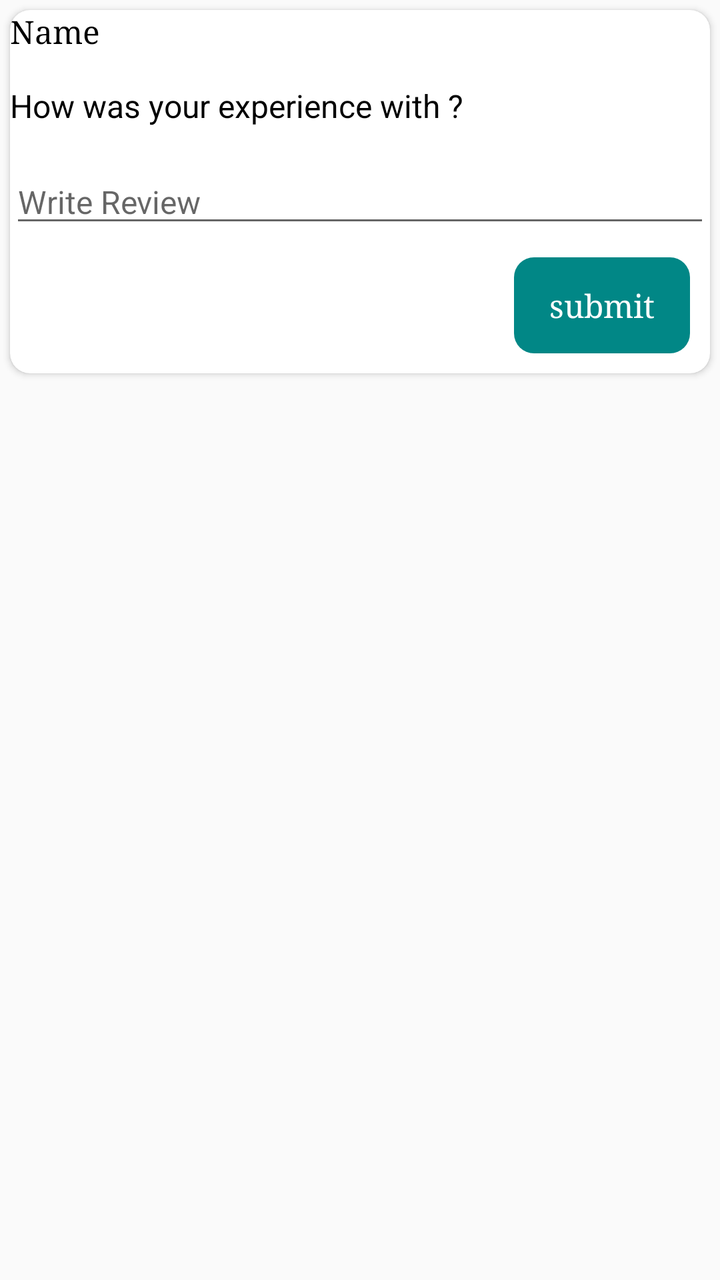
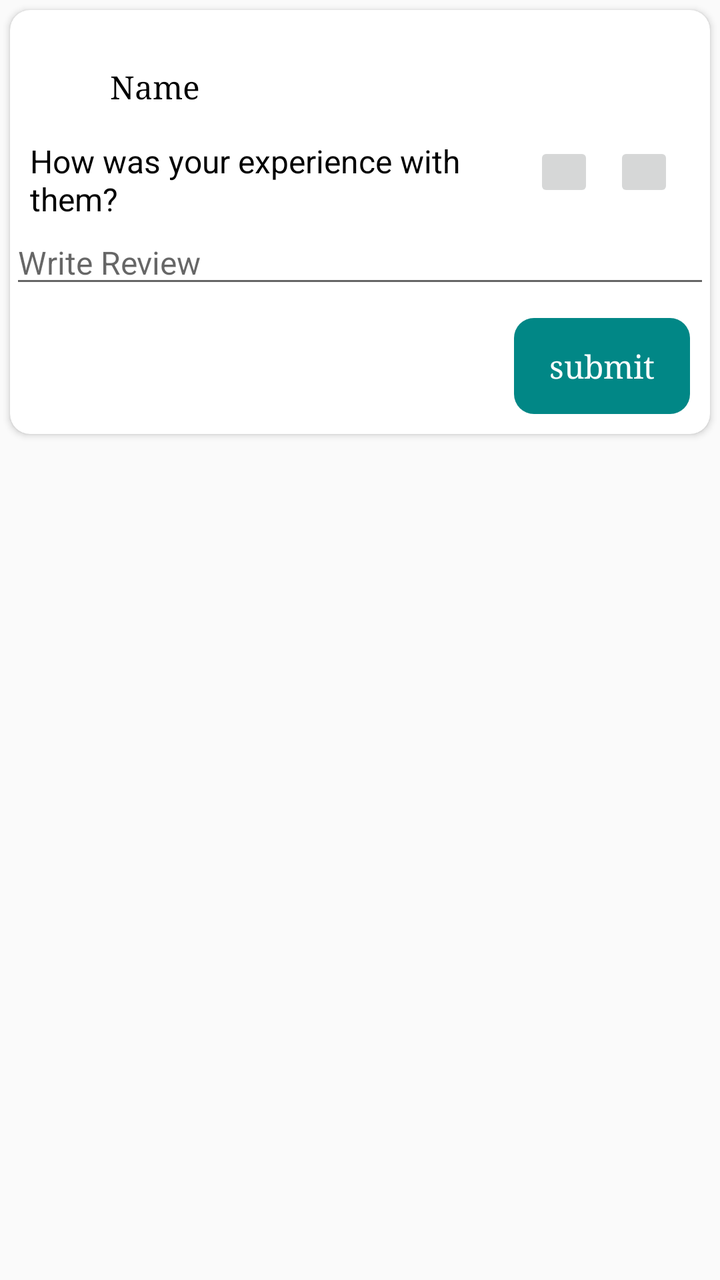

Two renders of the same Android screen: before a commit and after it. Below are the layout's source before the change and the commit's diff.
<!-- AndroidManifest.xml: application theme Theme.LawAdvat -->
<!-- res/layout/activity_review.xml -->
<?xml version="1.0" encoding="utf-8"?>
<androidx.appcompat.widget.LinearLayoutCompat xmlns:android="http://schemas.android.com/apk/res/android"
    xmlns:app="http://schemas.android.com/apk/res-auto"
    xmlns:tools="http://schemas.android.com/tools"
    android:layout_width="match_parent"
    android:layout_height="match_parent"
    tools:context=".ui.review.ReviewActivity">
    <androidx.cardview.widget.CardView
        android:layout_width="match_parent"
        android:layout_height="wrap_content"
        app:cardCornerRadius="10dp"
        android:padding="10dp"
        android:layout_margin="05dp">
    <LinearLayout
        android:layout_width="match_parent"
        android:layout_height="wrap_content"
        android:orientation="vertical">
    <androidx.constraintlayout.widget.ConstraintLayout
        android:layout_width="match_parent"
        android:layout_height="wrap_content">

        <ImageView
            android:id="@+id/review_profile"
            android:layout_width="40dp"
            android:layout_height="40dp"
            android:layout_margin="10dp"
            app:layout_constraintStart_toStartOf="parent"
            app:layout_constraintTop_toTopOf="parent"
            app:srcCompat="@drawable/baseline_account_circle_24" />
    <TextView
        android:id="@+id/name"
        android:textColor="@color/black"
        android:layout_width="wrap_content"
        android:layout_height="wrap_content"
        android:layout_marginStart="8dp"
        android:text="Name"
        android:fontFamily="serif"
        app:layout_constraintBottom_toBottomOf="@+id/profile"
        app:layout_constraintStart_toEndOf="@+id/profile"
        app:layout_constraintTop_toTopOf="@+id/profile" />

        <TextView
            android:id="@+id/textView"
            android:layout_width="wrap_content"
            android:layout_height="wrap_content"
            android:layout_marginTop="16dp"
            android:text="How was your experience with ? "
            android:textColor="@color/black"
            app:layout_constraintStart_toStartOf="@+id/profile"
            app:layout_constraintTop_toBottomOf="@+id/name" />

        <LinearLayout
            android:layout_width="wrap_content"
            android:layout_height="wrap_content"
            android:layout_gravity="end"
            android:layout_marginEnd="8dp"
            android:layout_marginBottom="8dp"
            android:orientation="horizontal"
            app:layout_constraintBottom_toBottomOf="parent"
            app:layout_constraintEnd_toEndOf="parent"
            app:layout_constraintTop_toTopOf="@+id/textView">

            <ImageView
                android:id="@+id/like"
                android:layout_width="30dp"
                android:layout_height="30dp"
                android:layout_marginEnd="10dp"
                app:srcCompat="@drawable/baseline_thumb_up_alt_24" />

            <ImageView
                android:id="@+id/unlike"
                android:layout_width="30dp"
                android:layout_height="30dp"
                android:layout_marginEnd="10dp"
                app:srcCompat="@drawable/baseline_thumb_down_alt_24" />
        </LinearLayout>
    </androidx.constraintlayout.widget.ConstraintLayout>
        <LinearLayout
            android:layout_width="match_parent"
            android:layout_height="wrap_content"
            android:orientation="vertical"
            >
            <EditText
                android:layout_width="match_parent"
                android:layout_height="wrap_content"
                android:hint="Write Review"
                android:id="@+id/review"/>
            <androidx.appcompat.widget.AppCompatButton
                android:id="@+id/submit_btn"
                android:layout_width="wrap_content"
                android:layout_height="wrap_content"
                android:layout_gravity="end"
                android:textAllCaps="false"
                android:layout_margin="10dp"
                android:textColor="@color/white"
                android:backgroundTint="@color/teal_700"
                android:background="@drawable/buttonradius"
                android:text="submit"/>
        </LinearLayout>
    </LinearLayout>
    </androidx.cardview.widget.CardView>
</androidx.appcompat.widget.LinearLayoutCompat>
<!-- resources referenced by this layout -->
<resources>
  <color name="black">#FF000000</color>
  <color name="teal_700">#FF018786</color>
  <color name="white">#FFFFFFFF</color>
  <!-- drawable baseline_account_circle_24 (drawable) -->
  <vector android:height="24dp" android:tint="#000000"
      android:viewportHeight="24" android:viewportWidth="24"
      android:width="24dp" xmlns:android="http://schemas.android.com/apk/res/android">
      <path android:fillColor="@android:color/white" android:pathData="M12,2C6.48,2 2,6.48 2,12s4.48,10 10,10 10,-4.48 10,-10S17.52,2 12,2zM12,5c1.66,0 3,1.34 3,3s-1.34,3 -3,3 -3,-1.34 -3,-3 1.34,-3 3,-3zM12,19.2c-2.5,0 -4.71,-1.28 -6,-3.22 0.03,-1.99 4,-3.08 6,-3.08 1.99,0 5.97,1.09 6,3.08 -1.29,1.94 -3.5,3.22 -6,3.22z"/>
  </vector>
  <!-- drawable baseline_thumb_down_alt_24 (drawable) -->
  <vector android:height="24dp" android:tint="#000000"
      android:viewportHeight="24" android:viewportWidth="24"
      android:width="24dp" xmlns:android="http://schemas.android.com/apk/res/android">
      <path android:fillColor="@android:color/white" android:pathData="M22,4h-2c-0.55,0 -1,0.45 -1,1v9c0,0.55 0.45,1 1,1h2V4zM2.17,11.12c-0.11,0.25 -0.17,0.52 -0.17,0.8V13c0,1.1 0.9,2 2,2h5.5l-0.92,4.65c-0.05,0.22 -0.02,0.46 0.08,0.66 0.23,0.45 0.52,0.86 0.88,1.22L10,22l6.41,-6.41c0.38,-0.38 0.59,-0.89 0.59,-1.42V6.34C17,5.05 15.95,4 14.66,4h-8.1c-0.71,0 -1.36,0.37 -1.72,0.97l-2.67,6.15z"/>
  </vector>
  <!-- drawable baseline_thumb_up_alt_24 (drawable) -->
  <vector android:height="24dp" android:tint="#000000"
      android:viewportHeight="24" android:viewportWidth="24"
      android:width="24dp" xmlns:android="http://schemas.android.com/apk/res/android">
      <path android:fillColor="@android:color/white" android:pathData="M2,20h2c0.55,0 1,-0.45 1,-1v-9c0,-0.55 -0.45,-1 -1,-1L2,9v11zM21.83,12.88c0.11,-0.25 0.17,-0.52 0.17,-0.8L22,11c0,-1.1 -0.9,-2 -2,-2h-5.5l0.92,-4.65c0.05,-0.22 0.02,-0.46 -0.08,-0.66 -0.23,-0.45 -0.52,-0.86 -0.88,-1.22L14,2 7.59,8.41C7.21,8.79 7,9.3 7,9.83v7.84C7,18.95 8.05,20 9.34,20h8.11c0.7,0 1.36,-0.37 1.72,-0.97l2.66,-6.15z"/>
  </vector>
  <!-- drawable buttonradius (drawable) -->
  <?xml version="1.0" encoding="utf-8"?>
  <shape xmlns:android="http://schemas.android.com/apk/res/android">
  <corners
      android:radius="10dp"/>
  </shape>
  <style name="Theme.LawAdvat" parent="Theme.MaterialComponents.DayNight.DarkActionBar.Bridge">
          
          <item name="colorPrimary">@color/white</item>
          <item name="colorPrimaryVariant">#FFFFFF</item>
          <item name="colorOnPrimary">#009688</item>
          
          <item name="colorSecondary">@color/teal_200</item>
          <item name="colorSecondaryVariant">@color/teal_700</item>
          <item name="colorOnSecondary">#FFFFFF</item>
          
          <item name="android:statusBarColor">#FFFFFF</item>
          
          <item name="titleTextColor">@color/black</item>
          <item name="fontFamily">serif</item>
          <item name="android:textSize">16sp</item>
      </style>
  <color name="teal_200">#FF03DAC5</color>
</resources>

<!-- the commit's change to res/layout/activity_review.xml (unified diff, before → after) -->
@@ -27,29 +27,34 @@
             app:layout_constraintStart_toStartOf="parent"
             app:layout_constraintTop_toTopOf="parent"
             app:srcCompat="@drawable/baseline_account_circle_24" />
-    <TextView
-        android:id="@+id/name"
-        android:textColor="@color/black"
-        android:layout_width="wrap_content"
-        android:layout_height="wrap_content"
-        android:layout_marginStart="8dp"
-        android:text="Name"
-        android:fontFamily="serif"
-        app:layout_constraintBottom_toBottomOf="@+id/profile"
-        app:layout_constraintStart_toEndOf="@+id/profile"
-        app:layout_constraintTop_toTopOf="@+id/profile" />
+
+        <TextView
+            android:id="@+id/review_name"
+            android:layout_width="wrap_content"
+            android:layout_height="wrap_content"
+            android:layout_marginTop="16dp"
+            android:fontFamily="serif"
+            android:gravity="center"
+            android:text="Name"
+            android:textColor="@color/black"
+            app:layout_constraintBottom_toBottomOf="@+id/review_profile"
+            app:layout_constraintStart_toEndOf="@+id/review_profile"
+            app:layout_constraintTop_toTopOf="@+id/review_profile" />
 
         <TextView
             android:id="@+id/textView"
-            android:layout_width="wrap_content"
+            android:layout_width="0dp"
             android:layout_height="wrap_content"
             android:layout_marginTop="16dp"
-            android:text="How was your experience with ? "
+            android:layout_marginEnd="8dp"
+            android:text="How was your experience with them? "
             android:textColor="@color/black"
-            app:layout_constraintStart_toStartOf="@+id/profile"
-            app:layout_constraintTop_toBottomOf="@+id/name" />
+            app:layout_constraintEnd_toStartOf="@+id/linearLayout"
+            app:layout_constraintStart_toStartOf="@+id/review_profile"
+            app:layout_constraintTop_toBottomOf="@+id/review_name" />
 
         <LinearLayout
+            android:id="@+id/linearLayout"
             android:layout_width="wrap_content"
             android:layout_height="wrap_content"
             android:layout_gravity="end"
@@ -60,14 +65,14 @@
             app:layout_constraintEnd_toEndOf="parent"
             app:layout_constraintTop_toTopOf="@+id/textView">
 
-            <ImageView
+            <ImageButton
                 android:id="@+id/like"
                 android:layout_width="30dp"
                 android:layout_height="30dp"
                 android:layout_marginEnd="10dp"
                 app:srcCompat="@drawable/baseline_thumb_up_alt_24" />
 
-            <ImageView
+            <ImageButton
                 android:id="@+id/unlike"
                 android:layout_width="30dp"
                 android:layout_height="30dp"
